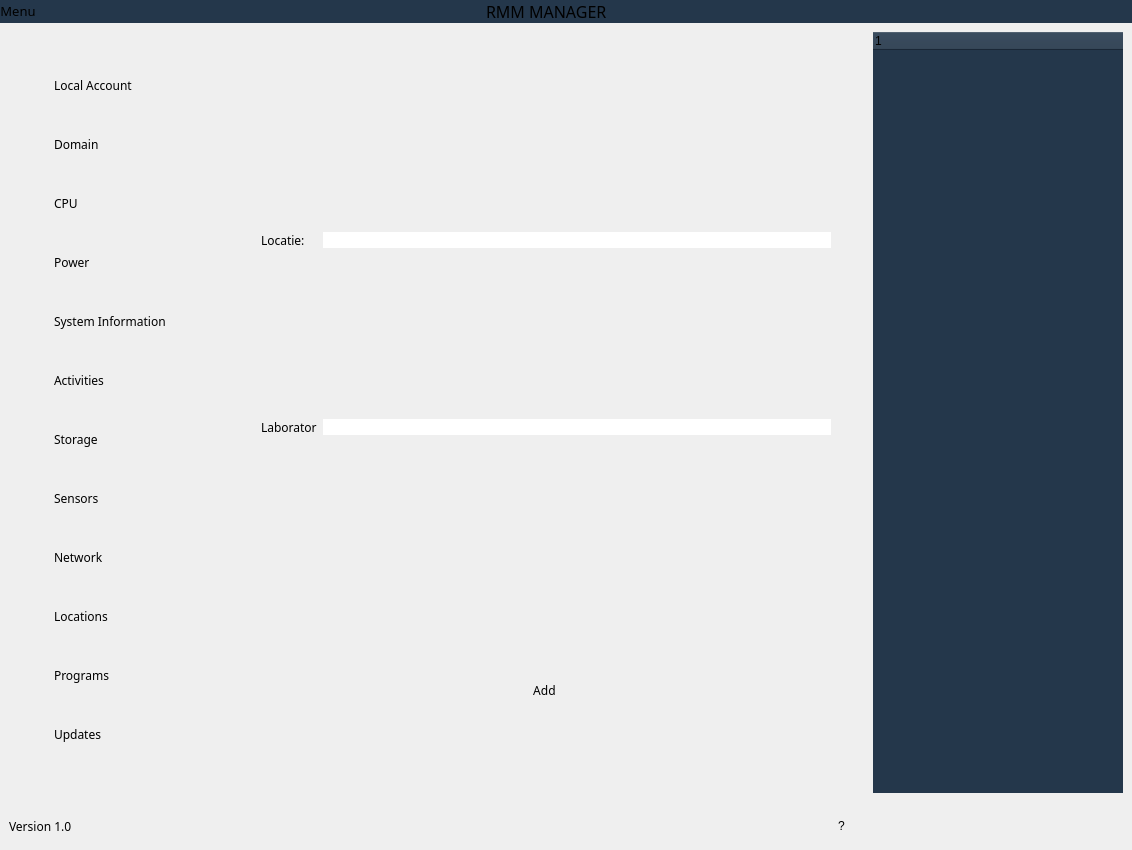
The window that FRONT/ui/interface.ui (FrincuDenis/Licenta) describes before a commit, drawn with Qt 5.
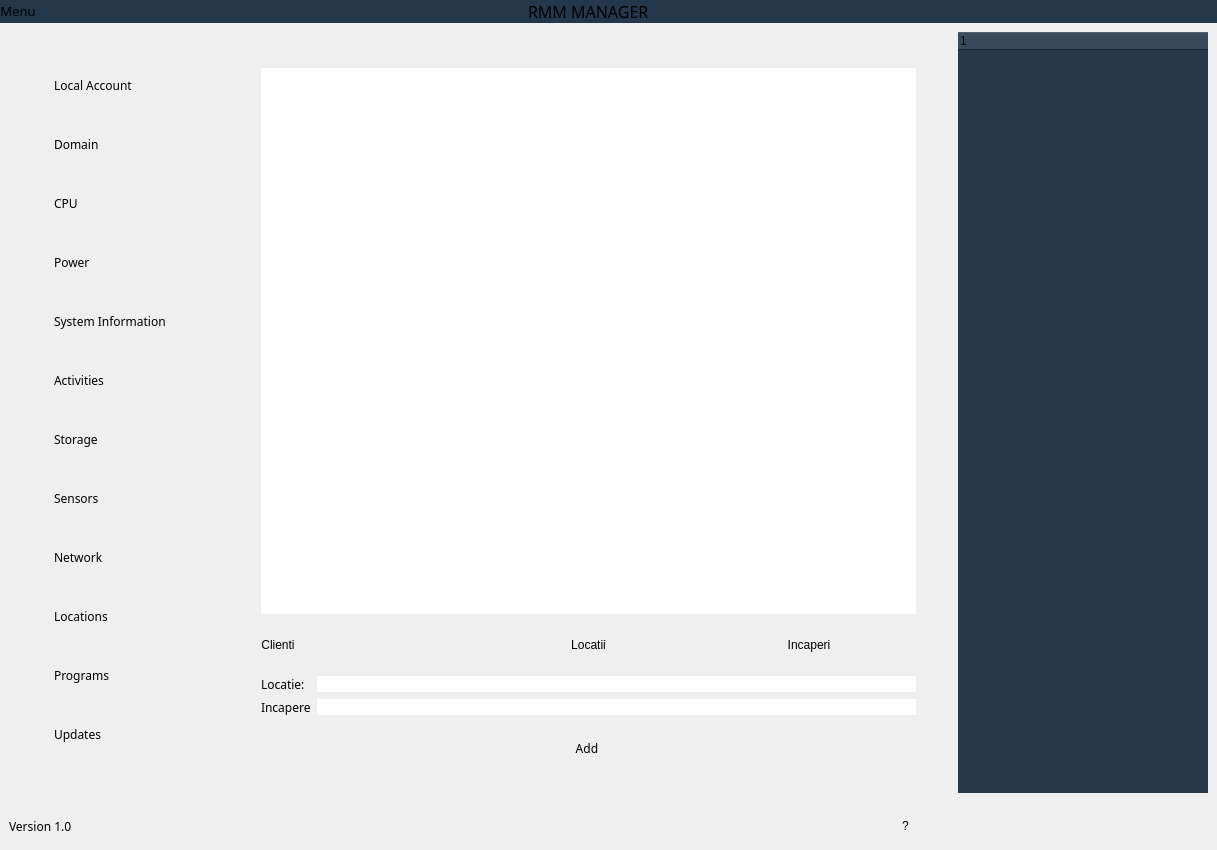
The same window after the commit. The open tabs and pages were chosen to show the change. Icons and pictures are not drawn. Custom widgets are drawn as their Qt base class.

The edit to the form file:
```diff
--- a/FRONT/ui/interface.ui
+++ b/FRONT/ui/interface.ui
@@ -6,7 +6,7 @@
    <rect>
     <x>0</x>
     <y>0</y>
-    <width>1132</width>
+    <width>1217</width>
     <height>850</height>
    </rect>
   </property>
@@ -3544,6 +3544,54 @@
                  <enum>QFrame::Raised</enum>
                 </property>
                 <layout class="QVBoxLayout" name="verticalLayout_38">
+                 <item>
+                  <widget class="QFrame" name="frame_40">
+                   <property name="frameShape">
+                    <enum>QFrame::StyledPanel</enum>
+                   </property>
+                   <property name="frameShadow">
+                    <enum>QFrame::Raised</enum>
+                   </property>
+                   <layout class="QVBoxLayout" name="verticalLayout_37">
+                    <item>
+                     <widget class="QTableWidget" name="db_table"/>
+                    </item>
+                   </layout>
+                  </widget>
+                 </item>
+                 <item>
+                  <widget class="QFrame" name="frame_41">
+                   <property name="frameShape">
+                    <enum>QFrame::StyledPanel</enum>
+                   </property>
+                   <property name="frameShadow">
+                    <enum>QFrame::Raised</enum>
+                   </property>
+                   <layout class="QGridLayout" name="gridLayout_13">
+                    <item row="0" column="0" alignment="Qt::AlignLeft">
+                     <widget class="QPushButton" name="load_clienti">
+                      <property name="text">
+                       <string>Clienti</string>
+                      </property>
+                     </widget>
+                    </item>
+                    <item row="0" column="1">
+                     <widget class="QPushButton" name="load_locatii">
+                      <property name="text">
+                       <string>Locatii</string>
+                      </property>
+                     </widget>
+                    </item>
+                    <item row="0" column="2">
+                     <widget class="QPushButton" name="load_incaperi">
+                      <property name="text">
+                       <string>Incaperi</string>
+                      </property>
+                     </widget>
+                    </item>
+                   </layout>
+                  </widget>
+                 </item>
                  <item>
                   <widget class="QFrame" name="frame_37">
                    <property name="frameShape">
@@ -3553,6 +3601,18 @@
                     <enum>QFrame::Raised</enum>
                    </property>
                    <layout class="QGridLayout" name="gridLayout_11">
+                    <item row="1" column="0">
+                     <widget class="QLabel" name="label_68">
+                      <property name="font">
+                       <font>
+                        <family>ROG Fonts</family>
+                       </font>
+                      </property>
+                      <property name="text">
+                       <string>Incapere</string>
+                      </property>
+                     </widget>
+                    </item>
                     <item row="0" column="0">
                      <widget class="QLabel" name="label_67">
                       <property name="font">
@@ -3566,19 +3626,7 @@
                      </widget>
                     </item>
                     <item row="0" column="1">
-                     <widget class="QLineEdit" name="lineEdit_2"/>
-                    </item>
-                    <item row="1" column="0">
-                     <widget class="QLabel" name="label_68">
-                      <property name="font">
-                       <font>
-                        <family>ROG Fonts</family>
-                       </font>
-                      </property>
-                      <property name="text">
-                       <string>Laborator</string>
-                      </property>
-                     </widget>
+                     <widget class="QLineEdit" name="location_input"/>
                     </item>
                     <item row="1" column="1">
                      <widget class="QLineEdit" name="lineEdit_3"/>
@@ -3586,7 +3634,7 @@
                    </layout>
                   </widget>
                  </item>
-                 <item alignment="Qt::AlignHCenter">
+                 <item>
                   <widget class="QFrame" name="frame_36">
                    <property name="maximumSize">
                     <size>
```
Left out of the diff: 13 changed lines with no effect on the pictures.
